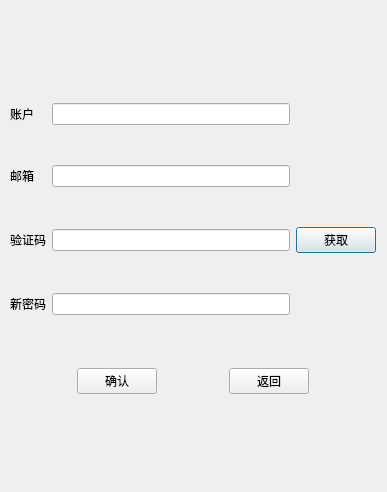
The window that client/ui/reset_pwd_dlg.ui (wsldhyo/LightChat) describes before a commit, drawn with Qt 5.
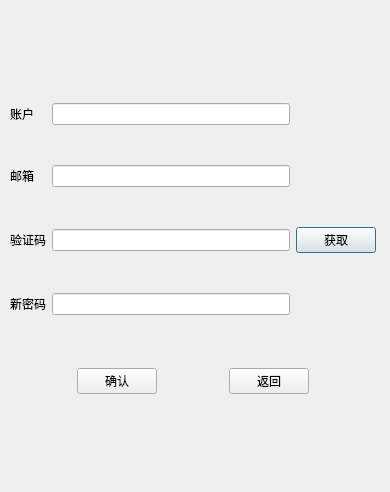
The same window after the commit.

Patch:
```diff
--- a/client/ui/reset_pwd_dlg.ui
+++ b/client/ui/reset_pwd_dlg.ui
@@ -6,7 +6,7 @@
    <rect>
     <x>0</x>
     <y>0</y>
-    <width>387</width>
+    <width>390</width>
     <height>492</height>
    </rect>
   </property>
```
